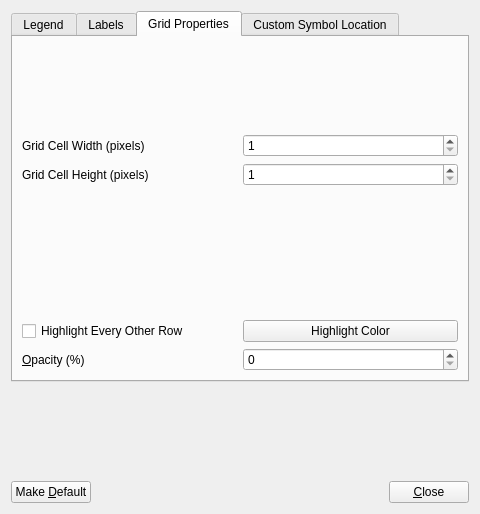
Qt form sconcho/gui/ui/preferences_dialog.ui (haskelladdict/sconcho) before a commit.
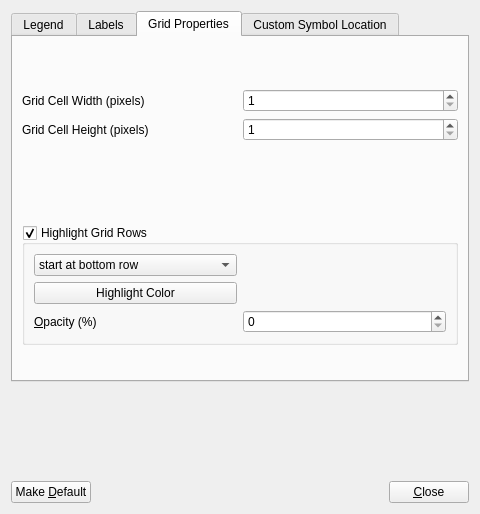
The same form after that commit. The open tabs and pages were chosen to show the change.

Commit message: Implemented row highlighting starting at bottom or second row.

```diff
--- a/sconcho/gui/ui/preferences_dialog.ui
+++ b/sconcho/gui/ui/preferences_dialog.ui
@@ -13,7 +13,7 @@
   <property name="windowTitle">
    <string>sconcho: Preferences</string>
   </property>
-  <layout class="QVBoxLayout" name="verticalLayout_8">
+  <layout class="QVBoxLayout" name="verticalLayout_9">
    <item>
     <widget class="QTabWidget" name="tabWidget">
      <property name="currentIndex">
@@ -283,7 +283,7 @@
       <attribute name="title">
        <string>Grid Properties</string>
       </attribute>
-      <layout class="QVBoxLayout" name="verticalLayout_3">
+      <layout class="QVBoxLayout" name="verticalLayout_8">
        <item>
         <spacer name="verticalSpacer_5">
          <property name="orientation">
@@ -343,48 +343,80 @@
          <property name="sizeHint" stdset="0">
           <size>
            <width>20</width>
-           <height>128</height>
+           <height>80</height>
           </size>
          </property>
         </spacer>
        </item>
+       <item>
+        <widget class="QGroupBox" name="rowHighlightChecker">
+         <property name="title">
+          <string>Highlight Grid Rows</string>
+         </property>
+         <property name="checkable">
+          <bool>true</bool>
+         </property>
+         <layout class="QVBoxLayout" name="verticalLayout_3">
        <item>
         <layout class="QGridLayout" name="gridLayout_4">
-         <item row="0" column="0">
-          <widget class="QCheckBox" name="oddRowHighlightCheck">
-           <property name="text">
-            <string>Highlight Every Other Row</string>
-           </property>
-          </widget>
-         </item>
-         <item row="0" column="1">
-          <widget class="QPushButton" name="oddRowHighlightColorButton">
-           <property name="text">
-            <string>Highlight Color</string>
-           </property>
-           <property name="autoDefault">
-            <bool>false</bool>
-           </property>
-          </widget>
-         </item>
-         <item row="1" column="0">
+            <item row="3" column="0">
           <widget class="QLabel" name="label_7">
            <property name="text">
             <string>&amp;Opacity (%)</string>
            </property>
            <property name="buddy">
-            <cstring>oddRowHighlightOpacitySpinner</cstring>
+               <cstring>highlightRowOpacitySpinner</cstring>
            </property>
           </widget>
          </item>
-         <item row="1" column="1">
-          <widget class="QSpinBox" name="oddRowHighlightOpacitySpinner">
+            <item row="3" column="1">
+             <widget class="QSpinBox" name="highlightRowOpacitySpinner">
            <property name="maximum">
             <number>100</number>
            </property>
           </widget>
          </item>
-        </layout>
+            <item row="1" column="0">
+             <widget class="QPushButton" name="highlightRowColorButton">
+              <property name="text">
+               <string>Highlight Color</string>
+              </property>
+              <property name="autoDefault">
+               <bool>false</bool>
+              </property>
+             </widget>
+            </item>
+            <item row="0" column="0">
+             <widget class="QComboBox" name="highlightRowStartComboBox">
+              <item>
+               <property name="text">
+                <string>start at bottom row</string>
+               </property>
+              </item>
+              <item>
+               <property name="text">
+                <string>start at second row</string>
+               </property>
+              </item>
+             </widget>
+            </item>
+           </layout>
+          </item>
+         </layout>
+        </widget>
+       </item>
+       <item>
+        <spacer name="verticalSpacer_6">
+         <property name="orientation">
+          <enum>Qt::Vertical</enum>
+         </property>
+         <property name="sizeHint" stdset="0">
+          <size>
+           <width>20</width>
+           <height>29</height>
+          </size>
+         </property>
+        </spacer>
        </item>
       </layout>
      </widget>
```
Lines whose indentation alone changed are shown as unchanged. The commit also changes 13 other files.
